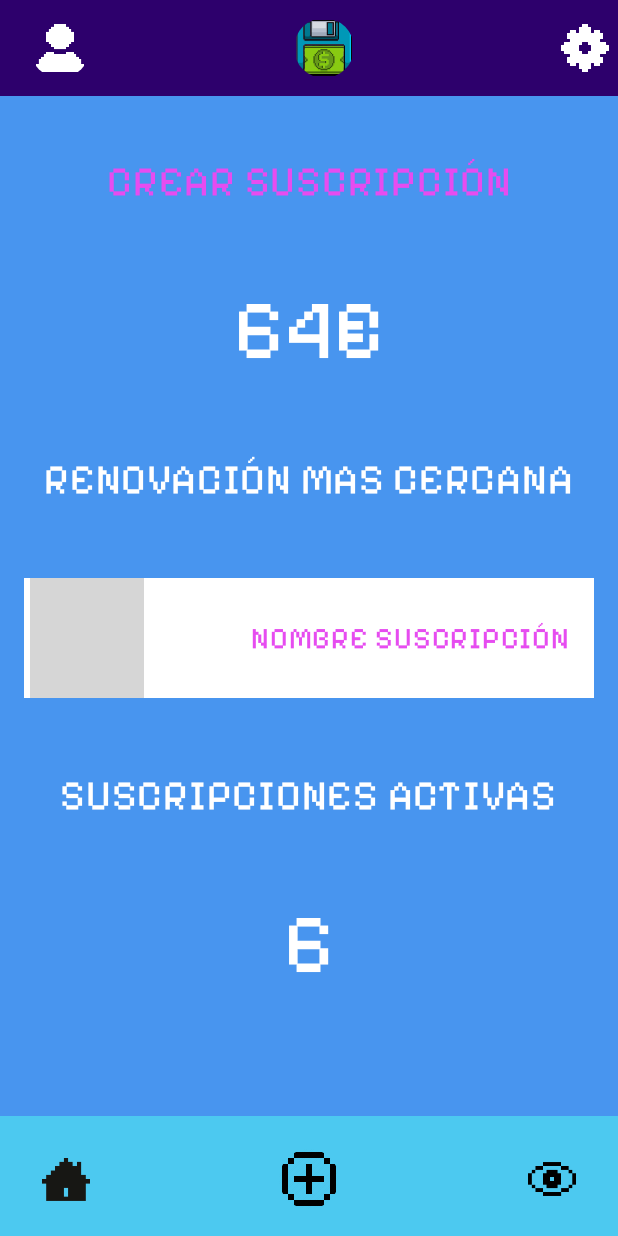
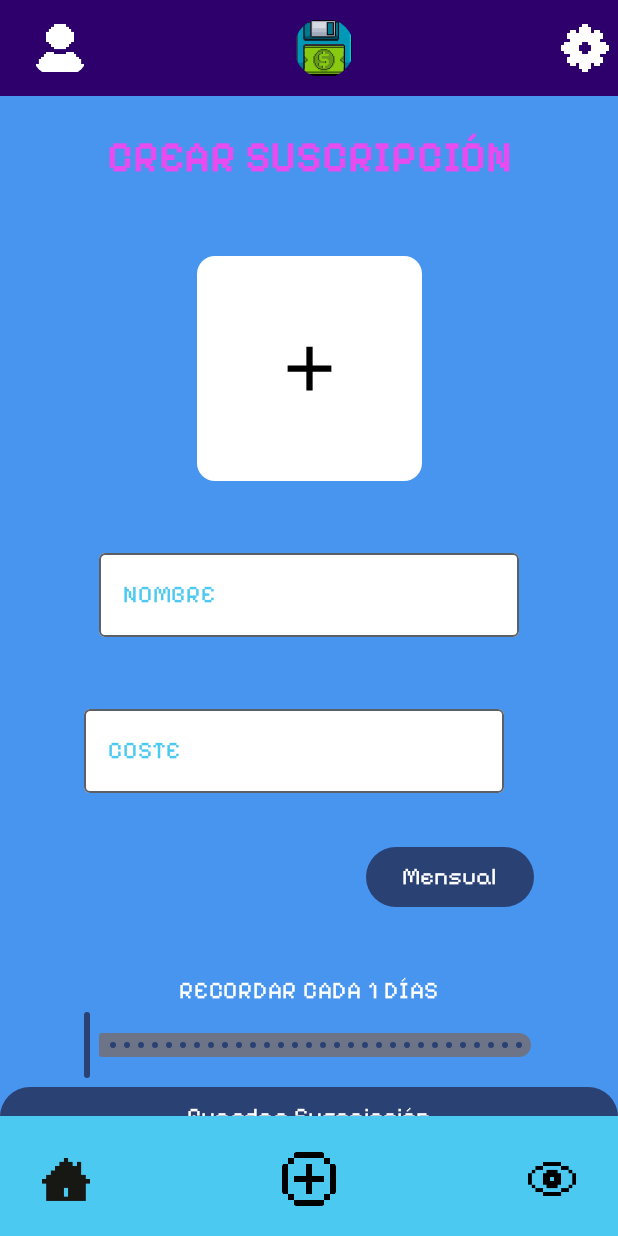
Before and after one commit to Acnolend/CheckPoint, an Android app built with Jetpack Compose: the create_subscription screen opened through its navigation route, on a phone screen of 412 x 824 dp. Run offline under Robolectric (Android 15) with nearby library versions, the phone set to English and light mode, and no system bars; pictures from the network do not load; grey boxes are pictures that could not be loaded.

Commit message:
Added Buttons in the create subscription view

```diff
--- a/app/build.gradle.kts
+++ b/app/build.gradle.kts
@@ -53,6 +53,7 @@ android {
 }
 
 dependencies {
+    implementation("io.coil-kt:coil-compose:2.6.0")
     implementation(libs.androidx.core.ktx)
     implementation(libs.androidx.lifecycle.runtime.ktx)
     implementation(libs.androidx.activity.compose)
@@ -61,11 +62,11 @@ dependencies {
     implementation(libs.androidx.ui.graphics)
     implementation(libs.androidx.ui.tooling.preview)
     implementation(libs.androidx.material3)
-    implementation(platform("com.google.firebase:firebase-bom:33.11.0"))
+    implementation(platform("com.google.firebase:firebase-bom:33.12.0"))
     implementation("com.google.firebase:firebase-analytics")
     implementation("com.google.firebase:firebase-auth-ktx")
     implementation("com.google.firebase:firebase-firestore-ktx")
-    implementation("androidx.navigation:navigation-compose:2.6.0")
+    implementation("androidx.navigation:navigation-compose:2.8.9")
     testImplementation(libs.junit)
     androidTestImplementation(libs.androidx.junit)
     androidTestImplementation(libs.androidx.espresso.core)
--- /dev/null
+++ b/app/src/main/java/com/example/checkpoint/ui/components/addImageSubscription.kt
@@ -0,0 +1,59 @@
+package com.example.checkpoint.ui.components
+
+import android.net.Uri
+import androidx.activity.compose.rememberLauncherForActivityResult
+import androidx.activity.result.contract.ActivityResultContracts
+import androidx.compose.foundation.Image
+import androidx.compose.foundation.background
+import androidx.compose.foundation.clickable
+import androidx.compose.foundation.layout.*
+import androidx.compose.foundation.shape.RoundedCornerShape
+import androidx.compose.material.icons.Icons
+import androidx.compose.material.icons.filled.Add
+import androidx.compose.material3.Button
+import androidx.compose.material3.Icon
+import androidx.compose.material3.Text
+import androidx.compose.runtime.*
+import androidx.compose.ui.Alignment
+import androidx.compose.ui.Modifier
+import androidx.compose.ui.unit.dp
+import androidx.compose.ui.draw.clip
+import androidx.compose.ui.graphics.Color
+import coil.compose.rememberAsyncImagePainter
+
+@Composable
+fun ImageSubsription() {
+    var imageUri by remember { mutableStateOf<Uri?>(null) }
+    val launcher = rememberLauncherForActivityResult(
+        contract = ActivityResultContracts.GetContent()
+    ) { uri: Uri? ->
+        imageUri = uri
+    }
+
+    Box(
+        modifier = Modifier
+            .size(150.dp)
+            .clip(RoundedCornerShape(12.dp))
+            .background(Color.White)
+            .clickable { launcher.launch("image/*") },
+        contentAlignment = Alignment.Center
+    ) {
+        if (imageUri == null) {
+            Icon(
+                imageVector = Icons.Default.Add,
+                contentDescription = "Seleccionar imagen",
+                tint = Color.Black,
+                modifier = Modifier.size(50.dp)
+            )
+        } else {
+            Image(
+                painter = rememberAsyncImagePainter(imageUri),
+                contentDescription = "Imagen seleccionada",
+                modifier = Modifier
+                    .fillMaxSize()
+                    .clip(RoundedCornerShape(12.dp))
+            )
+        }
+    }
+
+}
--- a/app/src/main/java/com/example/checkpoint/ui/components/ownScaffold.kt
+++ b/app/src/main/java/com/example/checkpoint/ui/components/ownScaffold.kt
@@ -3,7 +3,10 @@ package com.example.checkpoint.ui.components
 import androidx.compose.foundation.background
 import androidx.compose.foundation.layout.Box
 import androidx.compose.foundation.layout.fillMaxSize
+import androidx.compose.foundation.layout.imePadding
 import androidx.compose.foundation.layout.padding
+import androidx.compose.foundation.rememberScrollState
+import androidx.compose.foundation.verticalScroll
 import androidx.compose.material3.Scaffold
 import androidx.compose.runtime.Composable
 import androidx.compose.ui.Modifier
@@ -28,9 +31,8 @@ fun OwnScaffold(
                 modifier = Modifier
                     .fillMaxSize()
                     .background(Color(0xFF4895EF))
-                    .padding(16.dp)
             ) {
-                content(Modifier.padding(paddingValues))
+                content(Modifier.padding(paddingValues).verticalScroll(rememberScrollState()))
             }
         }
     )
--- a/app/src/main/java/com/example/checkpoint/ui/components/pixelArtTextField.kt
+++ b/app/src/main/java/com/example/checkpoint/ui/components/pixelArtTextField.kt
@@ -1,19 +1,35 @@
 package com.example.checkpoint.ui.components
 
+import androidx.compose.material3.ExperimentalMaterial3Api
 import androidx.compose.material3.OutlinedTextField
-import androidx.compose.material3.Text
+import androidx.compose.material3.TextFieldDefaults
 import androidx.compose.runtime.Composable
-import androidx.compose.ui.text.input.TextFieldValue
+import androidx.compose.ui.Modifier
+import androidx.compose.ui.graphics.Color
+import androidx.compose.ui.text.TextStyle
+import androidx.compose.ui.text.font.Font
+import androidx.compose.ui.text.font.FontFamily
+import androidx.compose.ui.unit.sp
+import com.example.checkpoint.R
 
+@OptIn(ExperimentalMaterial3Api::class)
 @Composable
-fun PixelArtTextField() {
-    var text = TextFieldValue("")
-
+fun PixelArtTextField(
+    label: String,
+    text: String,
+    onTextChange: (String) -> Unit,
+    modifier: Modifier = Modifier
+) {
     OutlinedTextField(
         value = text,
-        label = { Text(text = "Enter Your Name") },
-        onValueChange = {
-            text = it
-        }
+        label = { PixelArtText(label, color = Color(0xFF4CC9F0)) },
+        onValueChange = onTextChange,
+        textStyle = TextStyle(fontFamily = FontFamily(Font(R.font.pixel_art_font)), fontSize = 16.sp),
+        colors = TextFieldDefaults.outlinedTextFieldColors(
+            containerColor = Color.White,
+            cursorColor = Color.Black,
+            focusedTextColor = Color.Black,
+            unfocusedTextColor = Color.Black
+        )
     )
 }
--- a/app/src/main/java/com/example/checkpoint/ui/views/create_subscription.kt
+++ b/app/src/main/java/com/example/checkpoint/ui/views/create_subscription.kt
@@ -1,30 +1,46 @@
 package com.example.checkpoint.ui.views
 
-import androidx.compose.foundation.Image
-import androidx.compose.foundation.background
 import androidx.compose.foundation.layout.Arrangement
-import androidx.compose.foundation.layout.Box
 import androidx.compose.foundation.layout.Column
 import androidx.compose.foundation.layout.Spacer
 import androidx.compose.foundation.layout.fillMaxSize
 import androidx.compose.foundation.layout.fillMaxWidth
 import androidx.compose.foundation.layout.height
 import androidx.compose.foundation.layout.padding
-import androidx.compose.foundation.layout.size
+import androidx.compose.material3.Button
+import androidx.compose.material3.Slider
 import androidx.compose.runtime.Composable
+import androidx.compose.runtime.getValue
+import androidx.compose.runtime.mutableFloatStateOf
+import androidx.compose.runtime.mutableStateOf
+import androidx.compose.runtime.remember
+import androidx.compose.runtime.setValue
 import androidx.compose.ui.Alignment
 import androidx.compose.ui.Modifier
 import androidx.compose.ui.graphics.Color
-import androidx.compose.ui.res.painterResource
+import androidx.compose.ui.text.font.FontWeight
 import androidx.compose.ui.unit.dp
 import androidx.compose.ui.unit.sp
 import androidx.navigation.NavController
-import com.example.checkpoint.R
+import com.example.checkpoint.ui.components.ImageSubsription
 import com.example.checkpoint.ui.components.OwnScaffold
 import com.example.checkpoint.ui.components.PixelArtText
+import com.example.checkpoint.ui.components.PixelArtTextField
+
 
 @Composable
 fun CreateSubscription(navController: NavController) {
+    var name by remember { mutableStateOf("") }
+    var cost by remember { mutableStateOf("") }
+    var isMonthly by remember { mutableStateOf(true) }
+    var reminderDays by remember { mutableFloatStateOf(1f) }
+    val normalizedReminderValue = remember(reminderDays, isMonthly) {
+        if (isMonthly) {
+            reminderDays.coerceIn(1f..30f)
+        } else {
+            (reminderDays / 30f).coerceIn(1f..12f)
+        }
+    }
     OwnScaffold(navController,
         content = { modifier ->
             Column(
@@ -36,52 +52,57 @@ fun CreateSubscription(navController: NavController) {
                 PixelArtText(
                     text = "CREAR SUSCRIPCIÓN",
                     fontSize = 28.sp,
+                    fontWeight = FontWeight.Bold,
                     color = Color(0xFFE64CF0)
                 )
                 Spacer(modifier = Modifier.height(48.dp))
-                PixelArtText(
-                    text = "64€",
-                    fontSize = 56.sp
+                ImageSubsription()
+                Spacer(modifier = Modifier.height(40.dp))
+                PixelArtTextField("NOMBRE", name, onTextChange = { name = it })
+                Spacer(modifier = Modifier.height(40.dp))
+                Column(
+                    modifier = Modifier
+                        .padding(start = 56.dp, end = 56.dp)
+                        .fillMaxWidth(),
+                    verticalArrangement = Arrangement.spacedBy(16.dp)
+                ) {
+                    PixelArtTextField("COSTE", cost, onTextChange = { cost = it })
+                    Button(
+                        onClick = {
+                            if (!isMonthly && reminderDays > 0) {
+                                reminderDays = 30f
+                            }
+                            isMonthly = !isMonthly
+                        },
+                        modifier = Modifier.align(Alignment.End)
+                            .padding(top = 16.dp)
+                    ) {
+                        PixelArtText(if (isMonthly) "Mensual" else "Anual")
+                    }
+                }
+                Spacer(modifier = Modifier.height(40.dp))
+                PixelArtText(if (isMonthly) "RECORDAR CADA ${normalizedReminderValue.toInt()} DÍAS" else "RECORDAR CADA ${normalizedReminderValue.toInt()} MESES")
+                Slider(
+                    value = normalizedReminderValue,
+                    onValueChange = { newValue ->
+                        reminderDays = if (isMonthly) {
+                            newValue.coerceIn(1f..30f) // Mantén el valor entre 1 y 30 si es mensual
+                        } else {
+                            (newValue * 30f).coerceIn(1f..360f) // Convierte de meses a días si es anual
+                        }
+                    },
+                    valueRange = if (isMonthly) 1f..30f else 1f..12f,
+                    steps = if (isMonthly) 29 else 11,
+                    modifier = Modifier.padding(start= 56.dp, end= 56.dp)
                 )
-                Spacer(modifier = Modifier.height(48.dp))
-                PixelArtText(
-                    text = "RENOVACIÓN MAS CERCANA",
-                    fontSize = 28.sp
-                )
-                Spacer(modifier = Modifier.height(48.dp))
-                Box(
-                    Modifier
-                        .fillMaxWidth()
-                        .height(80.dp)
-                        .background(Color.White)
+                Button(
+                    onClick = {
+                        // Aquí guardas la suscripción en la base de datos o donde quieras
+                    },
+                    modifier = Modifier.fillMaxWidth()
                 ) {
-                    Image(
-                        painter = painterResource(id = R.drawable.example_icon_subscription),
-                        contentDescription = "Subscription Icon",
-                        modifier = Modifier
-                            .size(80.dp)
-                            .align(Alignment.CenterStart)
-                            .padding(start = 4.dp)
-                    )
-                    PixelArtText(
-                        text = "NOMBRE SUSCRIPCIÓN",
-                        fontSize = 20.sp,
-                        color = Color(0xFFE64CF0),
-                        modifier = Modifier
-                            .align(Alignment.CenterEnd)
-                            .padding(end = 16.dp, start = 8.dp),
-                    )
+                    PixelArtText("Guardar Suscripción")
                 }
-                Spacer(modifier = Modifier.height(48.dp))
-                PixelArtText(
-                    text = "SUSCRIPCIONES ACTIVAS",
-                    fontSize = 28.sp
-                )
-                Spacer(modifier = Modifier.height(48.dp))
-                PixelArtText(
-                    text = "6",
-                    fontSize = 56.sp
-                )
                 Spacer(modifier = Modifier.weight(1f))
             }
         }
--- a/app/src/main/java/com/example/checkpoint/ui/views/home.kt
+++ b/app/src/main/java/com/example/checkpoint/ui/views/home.kt
@@ -50,6 +50,7 @@ fun Home(navController: NavController) {
                 Spacer(modifier = Modifier.height(48.dp))
                 Box(
                     Modifier
+                        .padding(16.dp)
                         .fillMaxWidth()
                         .height(80.dp)
                         .background(Color.White)
```
